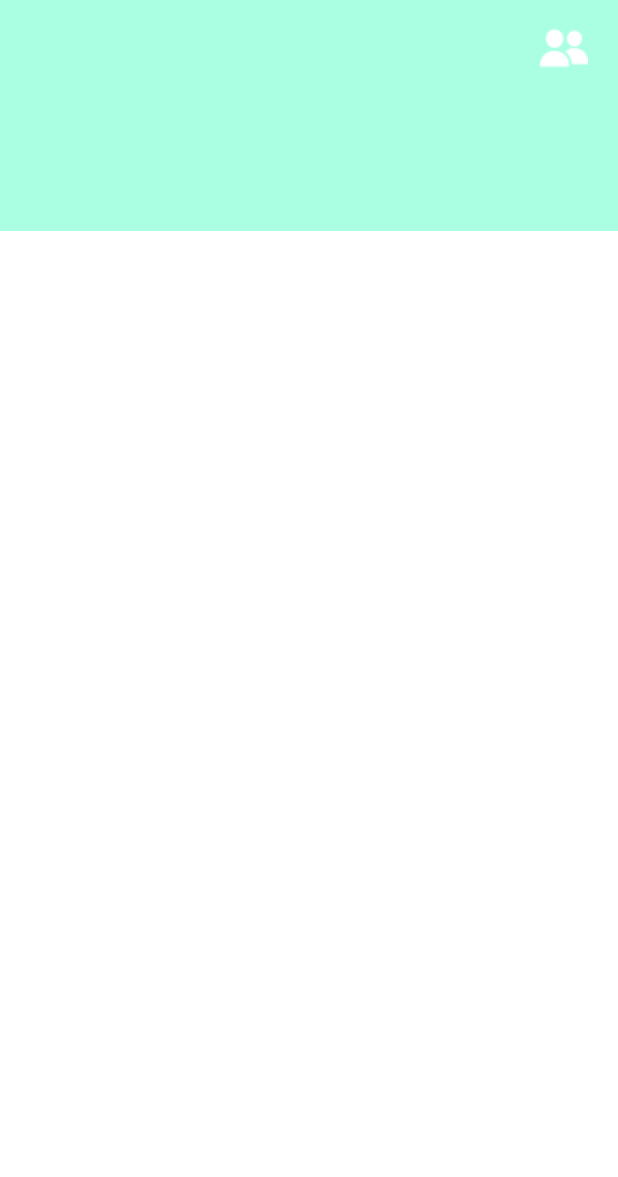
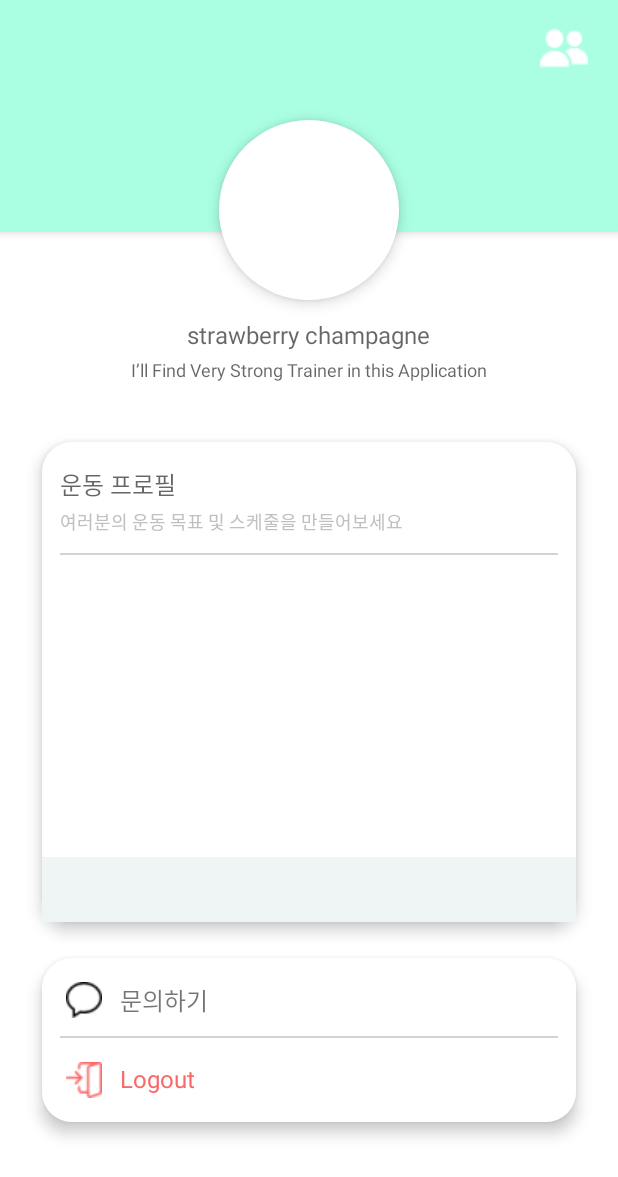
Before and after one commit to Arpeggiare/BulkUp-Today, an Android app: the layout fragment_profile.xml on its own in the app's theme, with its tools: preview values and no code run, on a phone screen of 412 x 824 dp. Shown: the top 1177 px of the screen. Run offline under Robolectric (Android 15) with nearby library versions, the phone set to English and light mode, and no system bars.

Commit message:
update profile_fragment for mainactivity
add
- user status frame
- user profile img
- optional frame

```diff
--- /dev/null
+++ b/app/src/main/res/drawable/profile_imgbackground.xml
@@ -0,0 +1,5 @@
+<?xml version="1.0" encoding="utf-8"?>
+<shape xmlns:android="http://schemas.android.com/apk/res/android">
+    <solid android:color="@color/white"></solid>
+    <corners android:radius="100dp"></corners>
+</shape>
--- /dev/null
+++ b/app/src/main/res/drawable/user_status_frame.xml
@@ -0,0 +1,5 @@
+<?xml version="1.0" encoding="utf-8"?>
+<shape xmlns:android="http://schemas.android.com/apk/res/android">
+    <solid android:color="@android:color/white"></solid>
+    <corners android:radius="20dp"></corners>
+</shape>
--- a/app/src/main/res/layout/fragment_profile.xml
+++ b/app/src/main/res/layout/fragment_profile.xml
@@ -1,18 +1,29 @@
 <?xml version="1.0" encoding="utf-8"?>
-<LinearLayout xmlns:android="http://schemas.android.com/apk/res/android"
+
+
+<ScrollView
+    xmlns:android="http://schemas.android.com/apk/res/android"
+    android:layout_width="match_parent"
+    android:layout_height="match_parent"
+    android:fillViewport="true">
+
+<RelativeLayout
+
     android:layout_width="match_parent"
     android:layout_height="match_parent">
 
         <!--Layout은 닫을때 태그로 닫는다. 그 외 view obj는 />로 닫는다-->
+        <!-- Gravity가 안먹을 때, horizontal로 (뷰에) weight 1을 주겠다는 것 -->
 
-    <!-- Gravity가 안먹을 때, horizontal로 (뷰에) weight 1을 주겠다는 것 -->
         <LinearLayout
+            android:id="@+id/top_layout"
             android:layout_width="match_parent"
             android:layout_height="154dp"
             android:background="@drawable/top_frame"
             android:paddingHorizontal="20dp"
             android:paddingTop="16dp"
-        android:orientation="horizontal">
+            android:orientation="horizontal"
+            android:elevation="4dp">
 
             <View
                 android:layout_width="0dp"
@@ -20,6 +31,7 @@
                 android:layout_weight="1"/>
 
             <ImageView
+                android:id="@+id/friends_ic"
                 android:layout_width="wrap_content"
                 android:layout_height="wrap_content"
                 android:src="@drawable/ic_friends"
@@ -28,4 +40,122 @@
 
         </LinearLayout>
 
+        <ImageView android:id="@+id/profile_img"
+            android:layout_width="120dp"
+            android:layout_height="120dp"
+            android:background="@drawable/profile_imgbackground"
+            android:layout_centerHorizontal="true"
+            android:layout_marginTop="80dp"
+            android:elevation="6dp"
+            android:contentDescription="@null"/>
+
+        <TextView android:id="@+id/user_name"
+            android:layout_width="wrap_content"
+            android:layout_height="wrap_content"
+            android:layout_marginTop="12dp"
+            android:layout_below="@id/profile_img"
+            android:hint="strawberry champagne"
+            android:layout_centerHorizontal="true"
+            android:textSize="16sp" />
+
+        <TextView android:id="@+id/user_message"
+            android:layout_width="wrap_content"
+            android:layout_height="wrap_content"
+            android:layout_marginTop="4dp"
+            android:layout_below="@id/user_name"
+            android:hint="I’ll Find Very Strong Trainer in this Application"
+            android:layout_centerHorizontal="true"
+            android:textSize="12sp" />
+
+        <LinearLayout android:id="@+id/status_layout"
+            android:layout_width="match_parent"
+            android:layout_height="320dp"
+            android:orientation="vertical"
+            android:background="@drawable/user_status_frame"
+            android:layout_below="@id/user_message"
+            android:layout_marginTop="40dp"
+            android:layout_marginHorizontal="28dp"
+            android:elevation="6dp">
+
+            <TextView android:id="@+id/status_title"
+                android:layout_width="wrap_content"
+                android:layout_height="wrap_content"
+                android:hint="운동 프로필"
+                android:textSize="16dp"
+                android:layout_marginStart="12dp"
+                android:layout_marginTop="16dp" />
+
+            <TextView android:id="@+id/status_message"
+                android:layout_width="wrap_content"
+                android:layout_height="wrap_content"
+                android:text="여러분의 운동 목표 및 스케줄을 만들어보세요"
+                android:textSize="12sp"
+                android:layout_marginStart="12dp"
+                android:layout_marginTop="4dp"
+                android:textColor="@color/text_message_color"/>
+
+            <View
+                android:layout_width="match_parent"
+                android:layout_height="1dp"
+                android:layout_marginHorizontal="12dp"
+                android:background="@color/line_color"
+                android:layout_marginTop="12dp"/>
+
+            <View
+                android:layout_weight="1"
+                android:layout_width="wrap_content"
+                android:layout_height="0dp"/>
+
+            <LinearLayout
+                android:layout_width="match_parent"
+                android:layout_height="43dp"
+                android:background="@color/schedule_layout_color">
             </LinearLayout>
+        </LinearLayout>
+
+        <LinearLayout
+            android:layout_width="match_parent"
+            android:layout_height="wrap_content"
+            android:orientation="vertical"
+            android:layout_below="@id/status_layout"
+            android:layout_marginHorizontal="28dp"
+            android:layout_marginTop="24dp"
+            android:background="@drawable/user_status_frame"
+            android:elevation="6dp"
+            android:layout_marginBottom="20dp">
+
+            <TextView
+                android:layout_width="wrap_content"
+                android:layout_height="wrap_content"
+                android:text="문의하기"
+                android:textSize="16sp"
+                android:layout_marginTop="16dp"
+                android:layout_marginStart="16dp"
+                android:drawableStart="@drawable/ic_inquiry"
+                android:drawablePadding="12dp"/>
+
+            <View
+                android:layout_width="match_parent"
+                android:layout_height="1dp"
+                android:layout_marginHorizontal="12dp"
+                android:background="@color/line_color"
+                android:layout_marginTop="12dp"/>
+
+            <TextView
+                android:layout_width="wrap_content"
+                android:layout_height="wrap_content"
+                android:text="Logout"
+                android:textSize="16sp"
+                android:layout_marginTop="16dp"
+                android:layout_marginStart="16dp"
+                android:drawableStart="@drawable/ic_logout"
+                android:drawablePadding="12dp"
+                android:layout_marginBottom="16dp"
+                android:textColor="@color/logout_text_color"/>
+
+        </LinearLayout>
+
+
+</RelativeLayout>
+
+</ScrollView>
--- a/app/src/main/res/values/colors.xml
+++ b/app/src/main/res/values/colors.xml
@@ -9,4 +9,8 @@
     <color name="white">#FFFFFFFF</color>
     <color name="primary">#AAFFE2</color>
     <color name="secondary">#F0FFFF</color>
+    <color name="text_message_color">#C0C0C0</color>
+    <color name="line_color">#D3D3D3</color>
+    <color name="schedule_layout_color">#EFF5F4</color>
+    <color name="logout_text_color">#F76A6A</color>
 </resources>
```
Also changed, not shown: app/src/main/res/drawable/ic_inquiry.png (added), app/src/main/res/drawable/ic_logout.png (added), app/src/main/res/mipmap-hdpi/ic_inquiry.png (added), app/src/main/res/mipmap-hdpi/ic_logout.png (added), app/src/main/res/mipmap-mdpi/ic_inquiry.png (added), app/src/main/res/mipmap-mdpi/ic_logout.png (added), app/src/main/res/mipmap-xhdpi/ic_inquiry.png (added), app/src/main/res/mipmap-xhdpi/ic_logout.png (added), app/src/main/res/mipmap-xxhdpi/ic_inquiry.png (added), app/src/main/res/mipmap-xxhdpi/ic_logout.png (added), app/src/main/res/mipmap-xxxhdpi/ic_inquiry.png (added), app/src/main/res/mipmap-xxxhdpi/ic_logout.png (added). Lines whose indentation alone changed are shown as unchanged.
